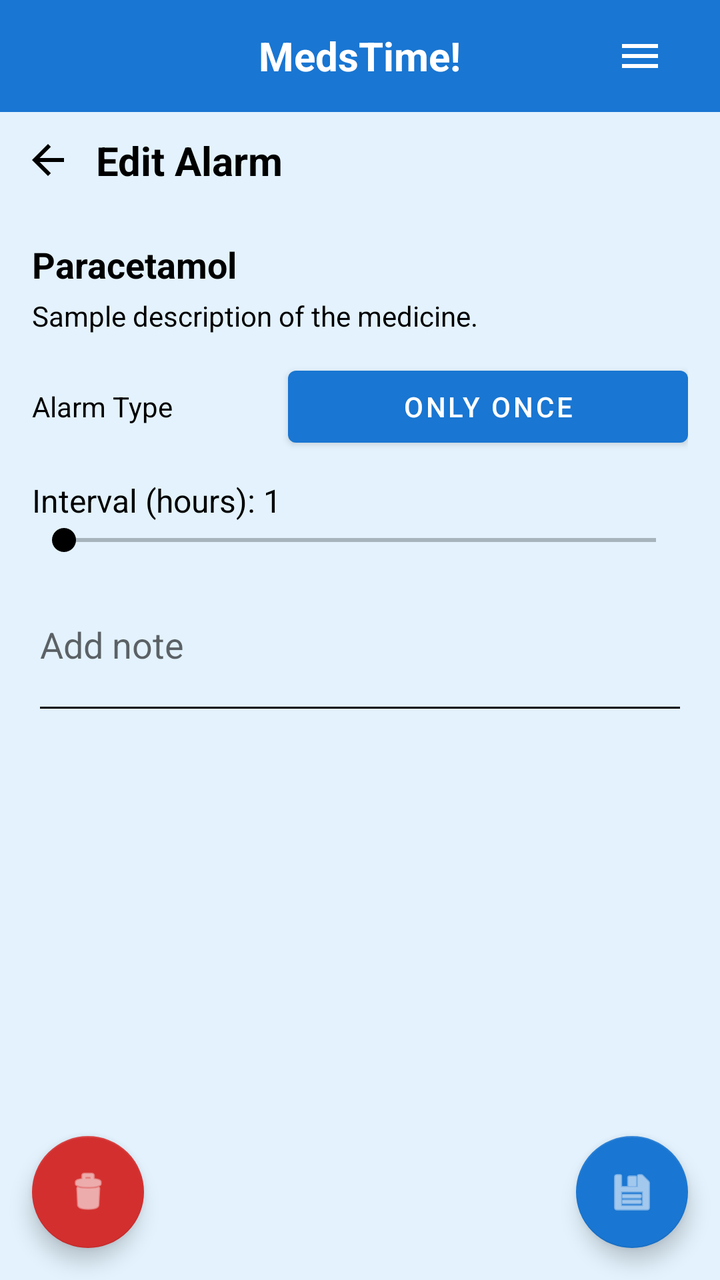
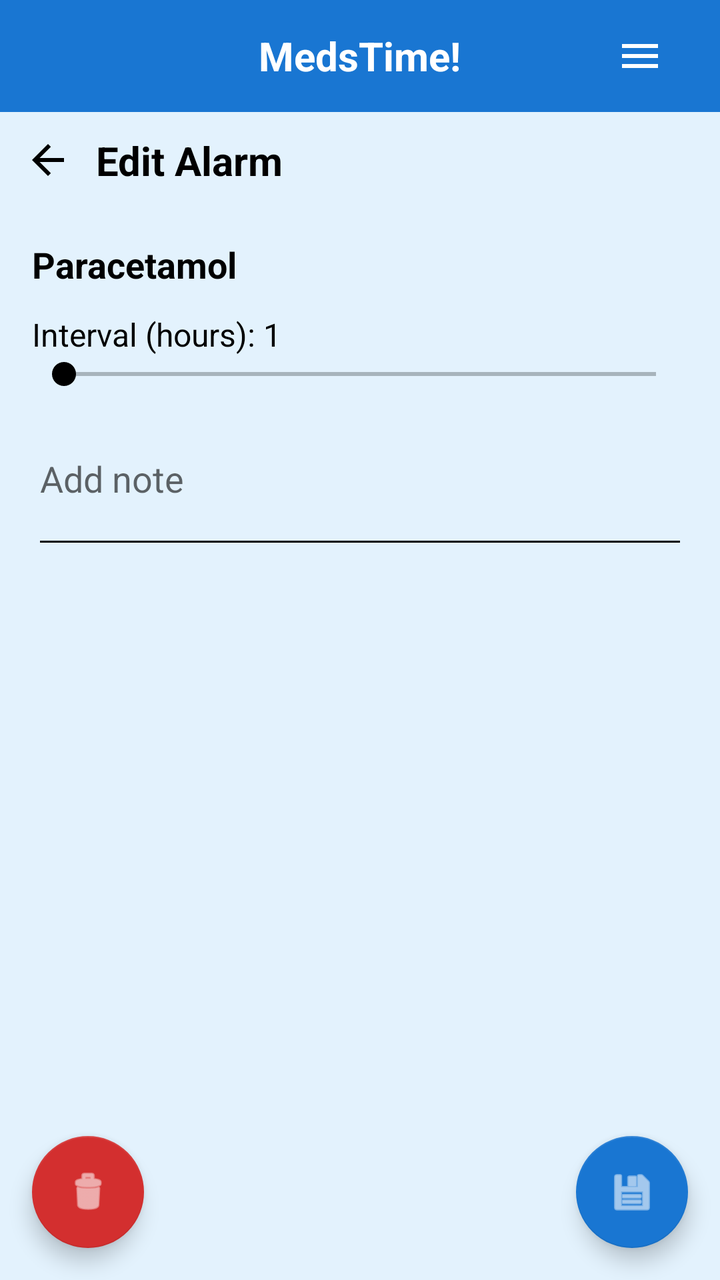

An Android layout rendered at two revisions. The XML below is the earlier revision; the diff shows what the commit changed to produce the second picture.
<!-- AndroidManifest.xml: application theme Theme.MedsTime -->
<!-- res/layout/activity_alarm_edit.xml -->
<?xml version="1.0" encoding="utf-8"?>
<androidx.constraintlayout.widget.ConstraintLayout
    xmlns:android="http://schemas.android.com/apk/res/android"
    xmlns:app="http://schemas.android.com/apk/res-auto"
    android:id="@+id/mainLayout"
    android:layout_width="match_parent"
    android:layout_height="match_parent"
    android:background="#E3F2FD">

    
    <include
        android:id="@+id/mainHeader"
        layout="@layout/header"
        android:layout_width="0dp"
        android:layout_height="56dp"
        app:layout_constraintTop_toTopOf="parent"
        app:layout_constraintStart_toStartOf="parent"
        app:layout_constraintEnd_toEndOf="parent"/>

    
    <ImageButton
        android:id="@+id/backButton"
        android:layout_width="48dp"
        android:layout_height="48dp"
        android:background="?attr/selectableItemBackgroundBorderless"
        android:contentDescription="Back"
        app:srcCompat="@drawable/chevron_back"
        app:layout_constraintTop_toBottomOf="@id/mainHeader"
        app:layout_constraintStart_toStartOf="parent"/>

    
    <TextView
        android:id="@+id/title"
        android:layout_width="0dp"
        android:layout_height="wrap_content"
        android:text="Edit Alarm"
        android:textColor="@android:color/black"
        android:textSize="20sp"
        android:textStyle="bold"
        android:gravity="center_vertical|start"
        app:layout_constraintStart_toEndOf="@id/backButton"
        app:layout_constraintEnd_toEndOf="parent"
        app:layout_constraintTop_toTopOf="@id/backButton"
        app:layout_constraintBottom_toBottomOf="@id/backButton"/>

    
    <ScrollView
        android:id="@+id/scrollForm"
        android:layout_width="0dp"
        android:layout_height="0dp"
        android:padding="16dp"
        app:layout_constraintTop_toBottomOf="@id/backButton"
        app:layout_constraintBottom_toTopOf="@+id/saveAlarmFab"
        app:layout_constraintStart_toStartOf="parent"
        app:layout_constraintEnd_toEndOf="parent">

        <LinearLayout
            android:layout_width="match_parent"
            android:layout_height="wrap_content"
            android:orientation="vertical">

            
            <TextView
                android:id="@+id/tvMedicineName"
                android:layout_width="match_parent"
                android:layout_height="wrap_content"
                android:text="Paracetamol"
                android:textSize="18sp"
                android:textColor="@android:color/black"
                android:textStyle="bold"/>

            
            <TextView
                android:id="@+id/tvMedicineDescription"
                android:layout_width="match_parent"
                android:layout_height="wrap_content"
                android:text="Sample description of the medicine."
                android:textSize="14sp"
                android:textColor="@android:color/black"
                android:paddingTop="4dp"/>


            
            <LinearLayout
                android:layout_width="match_parent"
                android:layout_height="wrap_content"
                android:orientation="horizontal"
                android:gravity="center_vertical"
                android:paddingTop="12dp">

                <TextView
                    android:id="@+id/alarmTypeLabel"
                    android:layout_width="0dp"
                    android:layout_height="wrap_content"
                    android:layout_weight="1"
                    android:text="Alarm Type"
                    android:textSize="14sp"
                    android:textColor="@android:color/black"/>

                <Button
                    android:id="@+id/alarmTypeButton"
                    android:layout_width="wrap_content"
                    android:layout_height="wrap_content"
                    android:minWidth="200dp"
                    android:text="Only Once"/>

            </LinearLayout>


            
            <LinearLayout
                android:id="@+id/everyXSeekBarRow"
                android:layout_width="match_parent"
                android:layout_height="wrap_content"
                android:orientation="vertical"
                android:paddingTop="12dp">

                <TextView
                    android:id="@+id/everyXSeekBarLabel"
                    android:layout_width="wrap_content"
                    android:layout_height="wrap_content"
                    android:text="Interval (hours): 1"
                    android:textSize="16sp"
                    android:textColor="@android:color/black"/>

                <SeekBar
                    android:id="@+id/everyXSeekBar"
                    android:layout_width="match_parent"
                    android:layout_height="wrap_content"
                    android:max="23"
                    android:thumbTint="@android:color/black"
                    android:progressTint="@android:color/black"/>
            </LinearLayout>


            

            <EditText
                android:id="@+id/noteInput"
                android:layout_width="match_parent"
                android:layout_height="wrap_content"
                android:hint="Add note"
                android:inputType="textMultiLine"
                android:minLines="3"/>
        </LinearLayout>
    </ScrollView>

    
    <com.google.android.material.floatingactionbutton.FloatingActionButton
        android:id="@+id/deleteAlarmFab"
        android:layout_width="wrap_content"
        android:layout_height="wrap_content"
        android:layout_margin="16dp"
        app:srcCompat="@android:drawable/ic_menu_delete"
        app:backgroundTint="#D32F2F"
        app:layout_constraintBottom_toBottomOf="parent"
        app:layout_constraintStart_toStartOf="parent"/>

    
    <com.google.android.material.floatingactionbutton.FloatingActionButton
        android:id="@+id/saveAlarmFab"
        android:layout_width="wrap_content"
        android:layout_height="wrap_content"
        android:layout_margin="16dp"
        app:srcCompat="@android:drawable/ic_menu_save"
        app:backgroundTint="#1976D2"
        app:layout_constraintBottom_toBottomOf="parent"
        app:layout_constraintEnd_toEndOf="parent"/>
</androidx.constraintlayout.widget.ConstraintLayout>
<!-- res/layout/header.xml (included above) -->
<?xml version="1.0" encoding="utf-8"?>
<RelativeLayout xmlns:android="http://schemas.android.com/apk/res/android"
    android:id="@+id/topBar"
    android:layout_width="match_parent"
    android:layout_height="56dp"
    android:background="#1976D2"
    android:paddingStart="16dp"
    android:paddingEnd="16dp">

    <TextView
        android:id="@+id/appTitle"
        android:layout_width="wrap_content"
        android:layout_height="match_parent"
        android:layout_centerInParent="true"
        android:gravity="center"
        android:text="MedsTime!"
        android:textSize="20sp"
        android:textStyle="bold"
        android:textColor="@android:color/white" />

    <ImageButton
        android:id="@+id/menuButton"
        android:layout_width="48dp"
        android:layout_height="48dp"
        android:layout_alignParentEnd="true"
        android:layout_centerVertical="true"
        android:background="?attr/selectableItemBackgroundBorderless"
        android:contentDescription="Menu"
        android:src="@drawable/ic_menu"
        android:tint="@android:color/white" />

</RelativeLayout>
<!-- resources referenced by this layout -->
<resources>
  <!-- drawable chevron_back (drawable) -->
  <vector xmlns:android="http://schemas.android.com/apk/res/android"
      android:width="24dp"
      android:height="24dp"
      android:viewportWidth="960"
      android:viewportHeight="960">
    <path
        android:pathData="m313,520 l224,224 -57,56 -320,-320 320,-320 57,56 -224,224h487v80L313,520Z"
        android:fillColor="@color/black"/>
  </vector>
  <!-- drawable ic_menu (drawable) -->
  <vector xmlns:android="http://schemas.android.com/apk/res/android" android:height="24dp" android:tint="#000000" android:viewportHeight="24" android:viewportWidth="24" android:width="24dp">
        
      <path android:fillColor="@android:color/white" android:pathData="M3,18h18v-2L3,16v2zM3,13h18v-2L3,11v2zM3,6v2h18L21,6L3,6z"/>
      
  </vector>
  <style name="Theme.MedsTime" parent="Base.Theme.MedsTime" />
  <color name="black">#FF000000</color>
  <style name="Base.Theme.MedsTime" parent="Theme.MaterialComponents.Light.NoActionBar">
          
          <item name="colorPrimary">#1976D2</item>
          <item name="colorPrimaryDark">#0D47A1</item>
          <item name="colorAccent">#00BCD4</item>
  
          
          <item name="android:windowBackground">#E3F2FD</item>
          <item name="android:colorBackground">#E3F2FD</item>
  
          
          <item name="android:textColorPrimary">@android:color/black</item>
          <item name="android:textColorSecondary">@android:color/black</item>
  
          
          <item name="cardViewStyle">@style/Widget.MedsTime.Card</item>
          <item name="floatingActionButtonStyle">@style/Widget.MedsTime.FAB</item>
  
          
          <item name="android:textColorPrimaryInverse">@android:color/white</item>
          <item name="android:textColorSecondaryInverse">@android:color/white</item>
      </style>
  <style name="Widget.MedsTime.Card" parent="Widget.MaterialComponents.CardView">
          <item name="cardBackgroundColor">@android:color/white</item>
          <item name="cardElevation">4dp</item>
          <item name="cardUseCompatPadding">true</item>
      </style>
  <style name="Widget.MedsTime.FAB" parent="Widget.MaterialComponents.FloatingActionButton">
          <item name="backgroundTint">#1976D2</item>
          <item name="tint">@android:color/white</item>
      </style>
  <style name="Widget.MaterialComponents.CardView" parent="Widget.MaterialComponents.CardView">
          <item name="strokeColor">#1976D2</item>
          <item name="strokeWidth">3dp</item>
      </style>
</resources>

<!-- the commit's change to res/layout/activity_alarm_edit.xml (unified diff, before → after) -->
@@ -69,42 +69,6 @@
                 android:textColor="@android:color/black"
                 android:textStyle="bold"/>
 
-            
-            <TextView
-                android:id="@+id/tvMedicineDescription"
-                android:layout_width="match_parent"
-                android:layout_height="wrap_content"
-                android:text="Sample description of the medicine."
-                android:textSize="14sp"
-                android:textColor="@android:color/black"
-                android:paddingTop="4dp"/>
-
-
-            
-            <LinearLayout
-                android:layout_width="match_parent"
-                android:layout_height="wrap_content"
-                android:orientation="horizontal"
-                android:gravity="center_vertical"
-                android:paddingTop="12dp">
-
-                <TextView
-                    android:id="@+id/alarmTypeLabel"
-                    android:layout_width="0dp"
-                    android:layout_height="wrap_content"
-                    android:layout_weight="1"
-                    android:text="Alarm Type"
-                    android:textSize="14sp"
-                    android:textColor="@android:color/black"/>
-
-                <Button
-                    android:id="@+id/alarmTypeButton"
-                    android:layout_width="wrap_content"
-                    android:layout_height="wrap_content"
-                    android:minWidth="200dp"
-                    android:text="Only Once"/>
-
-            </LinearLayout>
 
 
             
